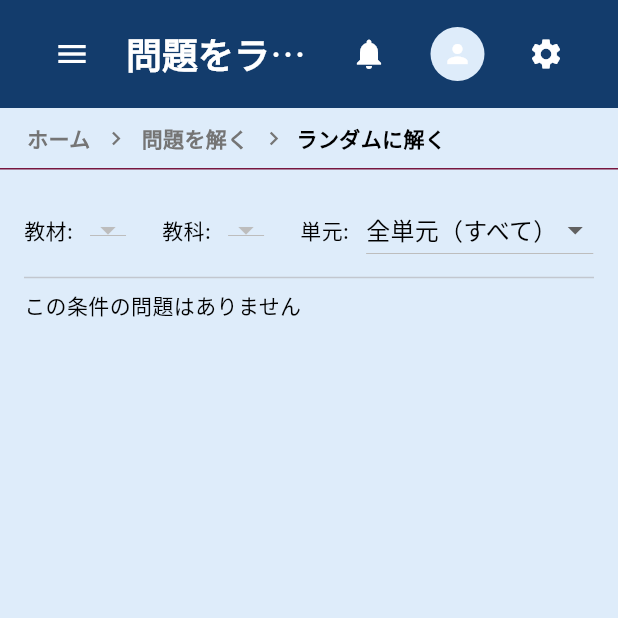
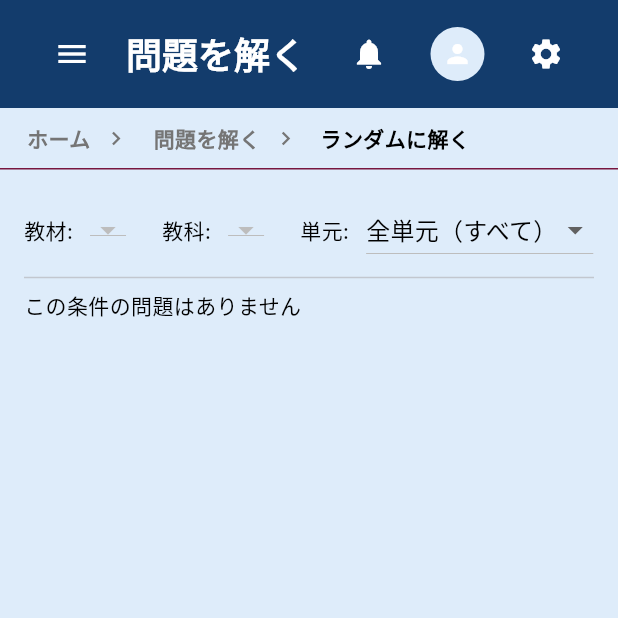
Before and after one commit to Engineer-Guild-Hackathon/team-29-app, a Flutter app: the SolveScreen screen opened directly, on a phone screen of 412 x 824 dp, the top half of it. Run offline on Flutter 3.47's test engine with Material 3 defaults, Android fonts, the phone set to English and light mode, and no system bars; our stand-ins replace file_picker, flutter_dotenv, google_fonts; network calls fail.

Commit message:
スマホ対応のための修正

```diff
--- a/kaiho_zukan/frontend/lib/screens/explain_my_list.dart
+++ b/kaiho_zukan/frontend/lib/screens/explain_my_list.dart
@@ -39,7 +39,7 @@ class _ExplainMyListScreenState extends State<ExplainMyListScreen> {
   @override
   Widget build(BuildContext context) {
     return AppScaffold(
-      title: '自分の作った解説一覧',
+      title: '自分の作った解説',
       subHeader: AppBreadcrumbs(
         items: [
           BreadcrumbItem(
@@ -63,7 +63,7 @@ class _ExplainMyListScreenState extends State<ExplainMyListScreen> {
               MaterialPageRoute(builder: (_) => const ExplainHubScreen()),
             ),
           ),
-          const BreadcrumbItem(label: '自分が作った解説一覧'),
+          const BreadcrumbItem(label: '自分が作った解説'),
         ],
       ),
       body: loading
--- a/kaiho_zukan/frontend/lib/screens/solve_hub.dart
+++ b/kaiho_zukan/frontend/lib/screens/solve_hub.dart
@@ -51,7 +51,7 @@ class SolveHubScreen extends StatelessWidget {
                 ),
                 const SizedBox(height: 24),
                 IllustratedActionButton(
-                  label: '問題をランダムに解く',
+                  label: '問題を解く',
                   icon: Icons.casino,
                   backgroundColor: AppColors.accent1_light,
                   color: AppColors.accent1,
--- a/kaiho_zukan/frontend/lib/screens/solve_screen.dart
+++ b/kaiho_zukan/frontend/lib/screens/solve_screen.dart
@@ -276,7 +276,7 @@ class _SolveScreenState extends State<SolveScreen> {
 
     final crumbLabel = widget.fromPicker ? '問題を選んで解く' : 'ランダムに解く';
     return AppScaffold(
-      title: '問題をランダムに解く',
+      title: '問題を解く',
       subHeader: AppBreadcrumbs(
         items: [
           BreadcrumbItem(
--- a/kaiho_zukan/frontend/lib/screens/user_info.dart
+++ b/kaiho_zukan/frontend/lib/screens/user_info.dart
@@ -56,7 +56,7 @@ class _UserInfoScreenState extends State<UserInfoScreen> {
             : Column(
                 crossAxisAlignment: CrossAxisAlignment.start,
                 children: [
-                  Text('ユーザ名: ${username ?? ''}'),
+                  Text('ユーザID: ${username ?? ''}'),
                   const SizedBox(height: 12),
                   TextField(
                     controller: nicknameCtrl,
--- a/kaiho_zukan/frontend/lib/widgets/app_breadcrumbs.dart
+++ b/kaiho_zukan/frontend/lib/widgets/app_breadcrumbs.dart
@@ -24,11 +24,11 @@ class AppBreadcrumbs extends StatelessWidget {
       fontWeight: FontWeight.w700,
     );
 
-    final children = <Widget>[];
+    final crumbWidgets = <Widget>[];
     for (var i = 0; i < items.length; i++) {
       final it = items[i];
       final isLast = i == items.length - 1;
-      final child = isLast || it.onTap == null
+      final labelWidget = isLast || it.onTap == null
           ? Text(it.label, style: currentStyle, overflow: TextOverflow.ellipsis)
           : InkWell(
               onTap: it.onTap,
@@ -38,18 +38,28 @@ class AppBreadcrumbs extends StatelessWidget {
                 child: Text(it.label, style: linkStyle, overflow: TextOverflow.ellipsis),
               ),
             );
-      children.add(Flexible(fit: FlexFit.loose, child: child));
-      if (!isLast) {
-        children.add(const Padding(
-          padding: EdgeInsets.symmetric(horizontal: 6),
-          child: Icon(Icons.chevron_right, size: 18, color: AppColors.textSecondary),
+
+      if (isLast) {
+        crumbWidgets.add(labelWidget);
+      } else {
+        crumbWidgets.add(Row(
+          mainAxisSize: MainAxisSize.min,
+          children: [
+            labelWidget,
+            const Padding(
+              padding: EdgeInsets.symmetric(horizontal: 6),
+              child: Icon(Icons.chevron_right, size: 18, color: AppColors.textSecondary),
+            ),
+          ],
         ));
       }
     }
 
-    return SingleChildScrollView(
-      scrollDirection: Axis.horizontal,
-      child: Row(mainAxisSize: MainAxisSize.min, children: children),
+    return Wrap(
+      spacing: 8,
+      runSpacing: 4,
+      crossAxisAlignment: WrapCrossAlignment.center,
+      children: crumbWidgets,
     );
   }
 }
```
Also changed, not shown: kaiho_zukan/frontend/lib/screens/login_register.dart (+12 -2 lines), kaiho_zukan/frontend/lib/screens/post_problem_form.dart (+17 -5 lines), kaiho_zukan/frontend/lib/screens/ranking.dart (+5 -2 lines), 2 other files.
